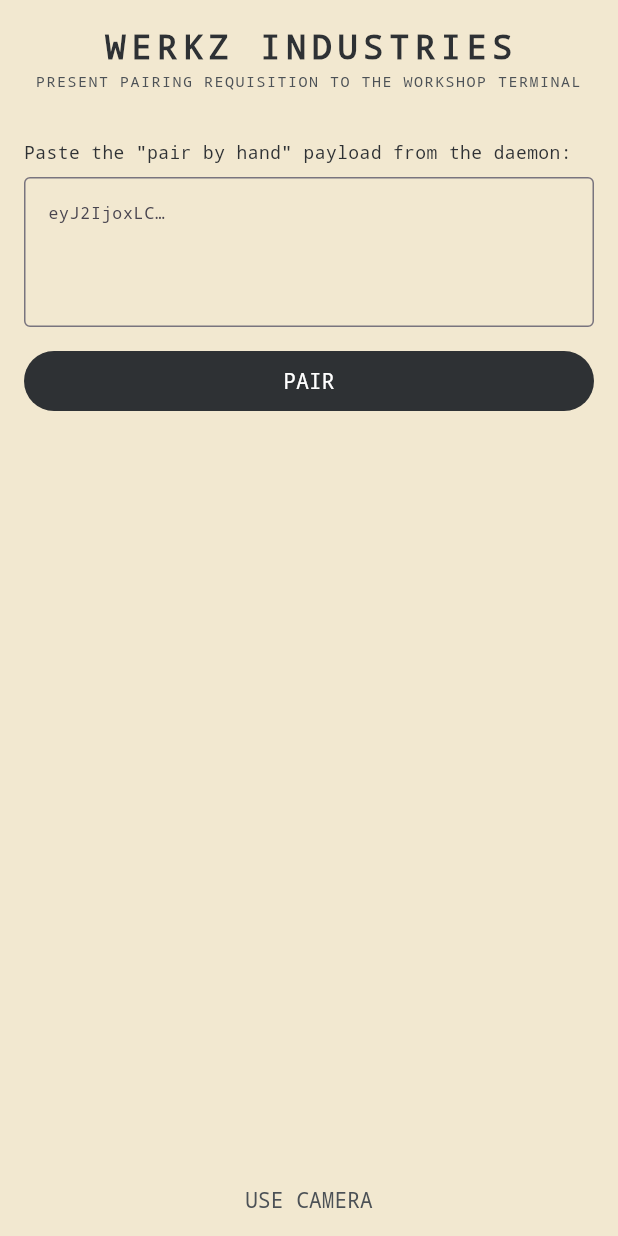
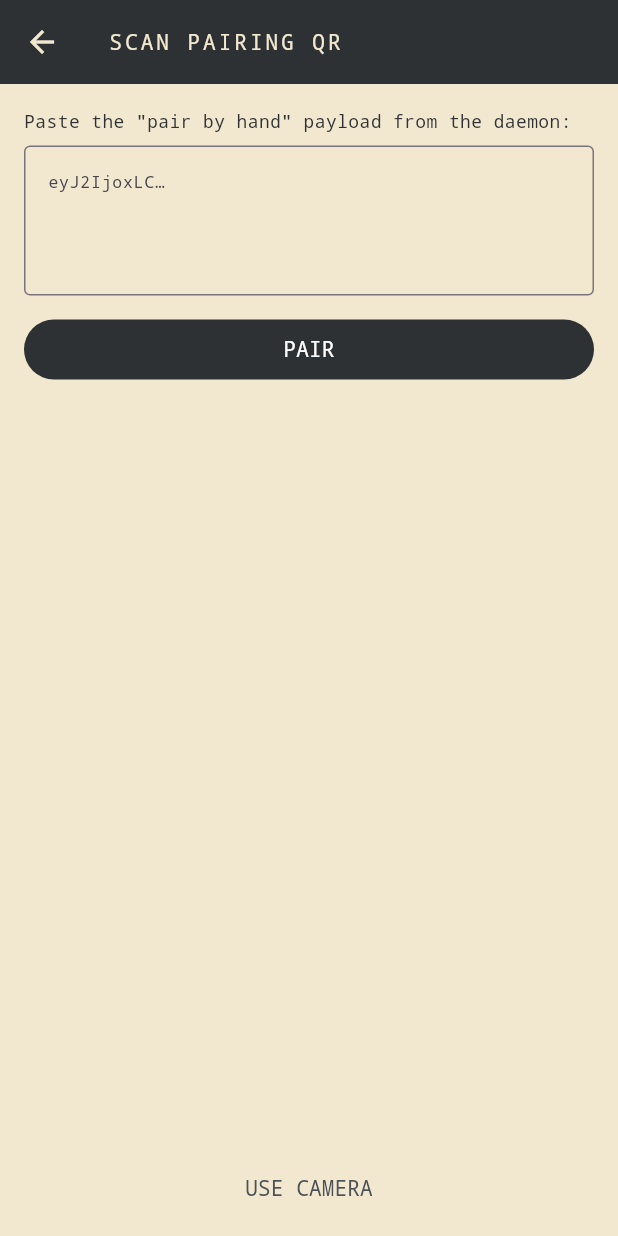
Before and after one commit to appforconDev/werkz, a Flutter app: the PairingScreen screen opened directly, after a tap on "ENTER BY HAND (EMULATOR)", on a phone screen of 412 x 824 dp. Run offline on Flutter 3.47's test engine with Material 3 defaults, Android fonts, the phone set to English and light mode, and no system bars; our stand-ins replace audioplayers, flutter_riverpod, flutter_secure_storage; missing offline and left inert: mobile_scanner; accounts and stored records are empty.

Commit message:
fix(app): pair-success hang and black camera preview (device blockers)
(1) Onboarding pushes PairingScreen as a route, so a successful pair swapped the
root home to the workshop UNDER the still-pushed camera route and the app hung
on "Paired…". PairingScreen now pops itself on success, with a 5s watchdog that
surfaces the connection state instead of hanging, and a 5s timeout on the pair
HTTP call. (2) mobile_scanner 7.x only manages lifecycle + start/stop when it
owns the controller; the task-10 custom controller caused a black preview on
iPhone 12 (scan still worked). Let MobileScanner own its controller - the screen
is pushed fresh each entry, so repair-after-unpair still gets a live camera.
pair() now returns (session, error). New pairing_nav_test reproduces the
post-pair sequence with a never-connecting WS client. 17 app tests, analyze clean.

Co-Authored-By: Claude Fable 5 <noreply@anthropic.com>

```diff
--- a/app/lib/src/state/providers.dart
+++ b/app/lib/src/state/providers.dart
@@ -40,9 +40,10 @@ class PairingController extends AsyncNotifier<StoredPairing?> {
   }
 
   /// Pair with a scanned/entered payload; persist the session token on success.
+  /// Returns null on success, or a human error string.
   Future<String?> pair(PairingPayload p) async {
-    final session = await DaemonClient.pair(p);
-    if (session == null) return 'Pairing rejected (token used or invalid).';
+    final (session, error) = await DaemonClient.pair(p);
+    if (session == null) return error ?? 'Pairing rejected.';
     await _s.write(key: _kSession, value: session);
     await _s.write(key: _kHost, value: p.host);
     await _s.write(key: _kPort, value: p.port.toString());
--- a/app/lib/src/ui/pairing_screen.dart
+++ b/app/lib/src/ui/pairing_screen.dart
@@ -1,3 +1,4 @@
+import 'dart:async';
 import 'package:flutter/material.dart';
 import 'package:flutter_riverpod/flutter_riverpod.dart';
 import 'package:mobile_scanner/mobile_scanner.dart';
@@ -5,12 +6,17 @@ import '../models/pairing_payload.dart';
 import '../state/providers.dart';
 import 'theme.dart';
 
-// First 60 seconds (GDD §7.1), app side: scan the QR the daemon prints, pair,
-// store the session token. Manual host:port + token fallback for emulators.
+// Camera pairing screen — pushed from the onboarding screen, so it is created
+// fresh on every entry (including after unpair → repair). We let MobileScanner
+// OWN its controller: in mobile_scanner 7.x the widget only registers the
+// app-lifecycle observer and manages start/stop/dispose when it owns the
+// controller (widget.controller == null). Passing our own controller (the
+// task-10 change) skipped that and rendered a black preview on iOS — so we no
+// longer pass one.
 //
-// The scanner controller is created fresh in initState and disposed in dispose,
-// so re-mounting after unpair (a brand-new State) always gets a live camera.
-// Every scan produces VISIBLE feedback — silent non-reaction is forbidden.
+// On successful pairing this route POPS itself: the root swaps its home to the
+// workshop underneath the pushed route, so without a pop the app would hang on
+// "Paired…". A 5s watchdog surfaces WHY if navigation ever stalls.
 class PairingScreen extends ConsumerStatefulWidget {
   const PairingScreen({super.key});
   @override
@@ -18,36 +24,38 @@ class PairingScreen extends ConsumerStatefulWidget {
 }
 
 class _PairingScreenState extends ConsumerState<PairingScreen> {
-  MobileScannerController? _scanner;
   bool _busy = false;
   bool _manual = false;
-  String? _status; // neutral/positive feedback
-  String? _error; // rejection feedback
-  String? _lastRaw; // de-dupe repeated frames of the same code
-
-  @override
-  void initState() {
-    super.initState();
-    _scanner = MobileScannerController();
-  }
+  String? _status;
+  String? _error;
+  String? _lastRaw;
+  Timer? _watchdog;
 
   @override
   void dispose() {
-    _scanner?.dispose();
+    _watchdog?.cancel();
     super.dispose();
   }
 
   Future<void> _submit(PairingPayload p) async {
     setState(() { _busy = true; _error = null; _status = 'Requisition read — pairing…'; });
     final err = await ref.read(pairingControllerProvider.notifier).pair(p);
+    if (!mounted) return;
+    if (err != null) {
+      setState(() { _busy = false; _error = err; _status = null; _lastRaw = null; });
+      return;
+    }
+    // Success: the root now shows the workshop under this pushed route — pop to
+    // reveal it. Watchdog: if we're somehow still here after 5s, say why.
+    setState(() { _status = 'Paired. Opening the workshop…'; });
+    _watchdog?.cancel();
+    _watchdog = Timer(const Duration(seconds: 5), () {
       if (mounted) {
-      setState(() {
-        _busy = false;
-        _error = err;
-        _status = err == null ? 'Paired. Opening the workshop…' : null;
+        final conn = ref.read(workshopProvider).conn.name;
+        setState(() { _busy = false; _error = 'Workshop did not open (state: $conn). Pull down to retry.'; _status = null; });
+      }
     });
-      if (err != null) _lastRaw = null; // allow a retry scan
-    }
+    Navigator.of(context).maybePop();
   }
 
   void _onScan(BarcodeCapture cap) {
@@ -59,11 +67,7 @@ class _PairingScreenState extends ConsumerState<PairingScreen> {
     if (p != null) {
       _submit(p);
     } else {
-      // ANY scan gets feedback — never a silent non-reaction.
-      setState(() {
-        _status = null;
-        _error = 'Unreadable code — that is not a WERKZ pairing QR.';
-      });
+      setState(() { _status = null; _error = 'Unreadable code — that is not a WERKZ pairing QR.'; });
       _lastRaw = null;
     }
   }
@@ -72,19 +76,14 @@ class _PairingScreenState extends ConsumerState<PairingScreen> {
   Widget build(BuildContext context) {
     return Scaffold(
       backgroundColor: Werkz.cream,
-      body: SafeArea(
-        child: Column(
+      appBar: AppBar(
+        backgroundColor: Werkz.machine,
+        foregroundColor: Werkz.cream,
+        title: const Text('SCAN PAIRING QR',
+            style: TextStyle(fontFamily: Werkz.mono, letterSpacing: 2, fontSize: 14)),
+      ),
+      body: Column(
         children: [
-            const Padding(
-              padding: EdgeInsets.all(16),
-              child: Column(children: [
-                Text('WERKZ INDUSTRIES',
-                    style: TextStyle(fontFamily: Werkz.mono, fontWeight: FontWeight.w900, fontSize: 22, letterSpacing: 4)),
-                Text('PRESENT PAIRING REQUISITION TO THE WORKSHOP TERMINAL',
-                    textAlign: TextAlign.center,
-                    style: TextStyle(fontFamily: Werkz.mono, fontSize: 10, color: Werkz.gunmetal, letterSpacing: 1)),
-              ]),
-            ),
           Expanded(child: _manual ? _manualEntry() : _scannerView()),
           _feedback(),
           TextButton(
@@ -92,8 +91,8 @@ class _PairingScreenState extends ConsumerState<PairingScreen> {
             child: Text(_manual ? 'USE CAMERA' : 'ENTER BY HAND (EMULATOR)',
                 style: const TextStyle(fontFamily: Werkz.mono, color: Werkz.gunmetal)),
           ),
+          const SizedBox(height: 8),
         ],
-        ),
       ),
     );
   }
@@ -119,12 +118,11 @@ class _PairingScreenState extends ConsumerState<PairingScreen> {
   }
 
   Widget _scannerView() {
-    final scanner = _scanner;
-    if (scanner == null) return const SizedBox.shrink();
     return Container(
       margin: const EdgeInsets.all(16),
       decoration: BoxDecoration(border: Border.all(color: Werkz.gunmetal, width: 3)),
-      child: MobileScanner(controller: scanner, onDetect: _onScan),
+      // MobileScanner owns its controller → correct lifecycle + live preview.
+      child: MobileScanner(onDetect: _onScan),
     );
   }
 
```
Also changed, not shown: app/lib/src/daemon/daemon_client.dart (+21 -8 lines), 3 other files. Lines whose indentation alone changed are shown as unchanged.
